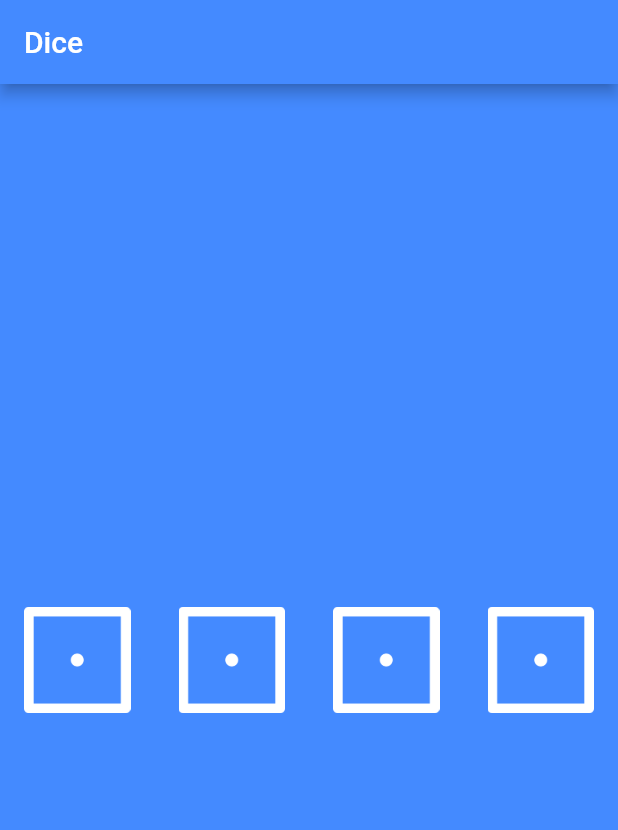
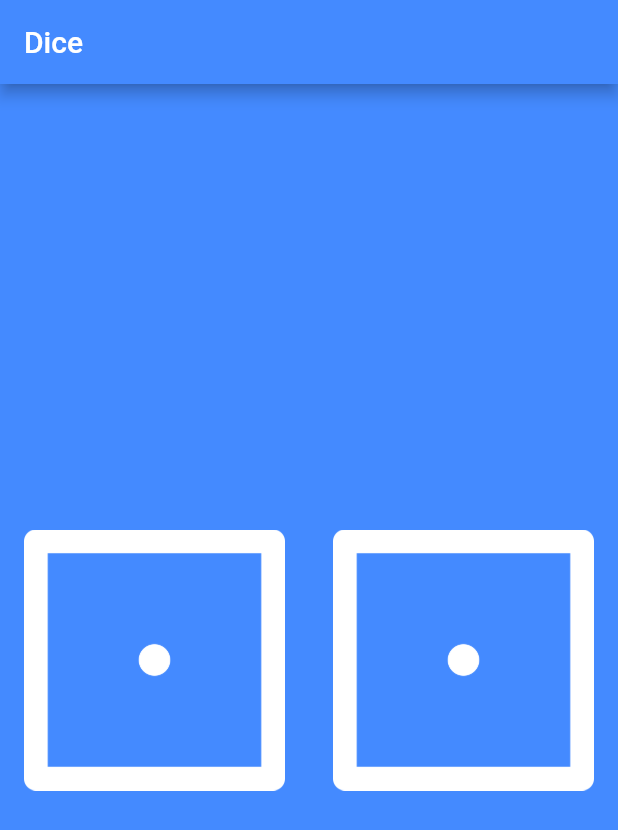
Before and after one commit to itsirajul/dice, a Flutter app: the screen it shows after launch, on a phone screen of 412 x 824 dp. Shown: the top 830 px of the screen. Run offline on Flutter 3.47's test engine with Material 2 defaults, Android fonts, the phone set to English and light mode, and no system bars.

Commit message:
Remove Extra Button

```diff
--- a/lib/main.dart
+++ b/lib/main.dart
@@ -41,25 +41,6 @@ class DicePage extends StatelessWidget {
               child: Image.asset('images/dice1.png'),
             ),
           ),
-
-          Expanded(
-            child: FlatButton(
-              onPressed: () {
-                print('Right Button ');
-              },
-              child: Image.asset('images/dice1.png'),
-            ),
-          ),
-          Expanded(
-            child: FlatButton(
-              onPressed: () {
-                print('Right Button ');
-              },
-              child: Image.asset('images/dice1.png'),
-            ),
-          ),
-
-
         ],
       ),
     );
```
